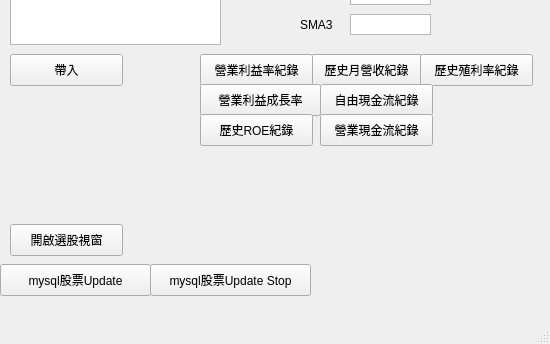
Old version of the form UI_main.ui in the repository bjioljlo/StockHistory; both pictures show x 0 to 550 and y 256 to 600 of the 550 by 600 pixel window.
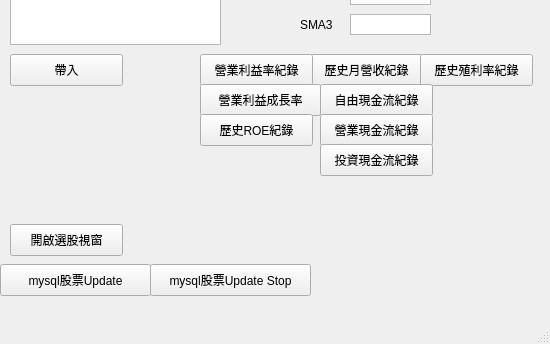
New version of the form.

Commit message: 主頁面多畫一個投資現金流，順便解掉月營收的BUG

The edit to the form file:
```diff
--- a/UI_main.ui
+++ b/UI_main.ui
@@ -544,6 +544,19 @@
      <string>營業現金流紀錄</string>
     </property>
    </widget>
+   <widget class="QPushButton" name="button_getICF">
+    <property name="geometry">
+     <rect>
+      <x>320</x>
+      <y>400</y>
+      <width>113</width>
+      <height>32</height>
+     </rect>
+    </property>
+    <property name="text">
+     <string>投資現金流紀錄</string>
+    </property>
+   </widget>
   </widget>
   <widget class="QMenuBar" name="menubar">
    <property name="geometry">
```
The commit also changes 4 other files.
